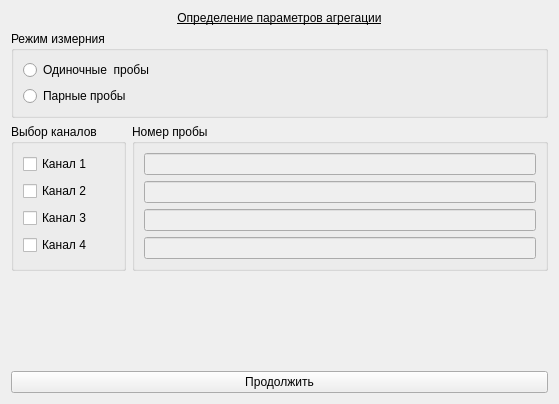
First picture: the form in choisedialog/agr1.ui, repository krang4d/Agrekola, before the edit.
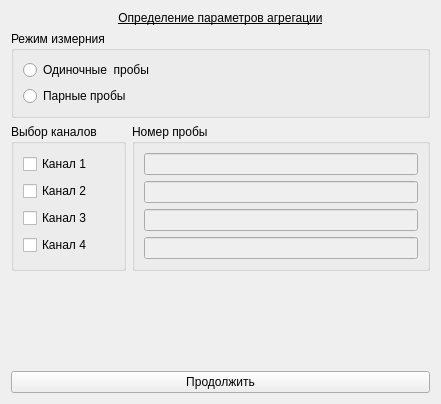
Second picture: the form after the edit.

What changed in the file:
```diff
--- a/choisedialog/agr1.ui
+++ b/choisedialog/agr1.ui
@@ -6,7 +6,7 @@
    <rect>
     <x>0</x>
     <y>0</y>
-    <width>559</width>
+    <width>437</width>
     <height>381</height>
    </rect>
   </property>
```
Left out of the diff: 32 changed lines with no effect on the pictures.
